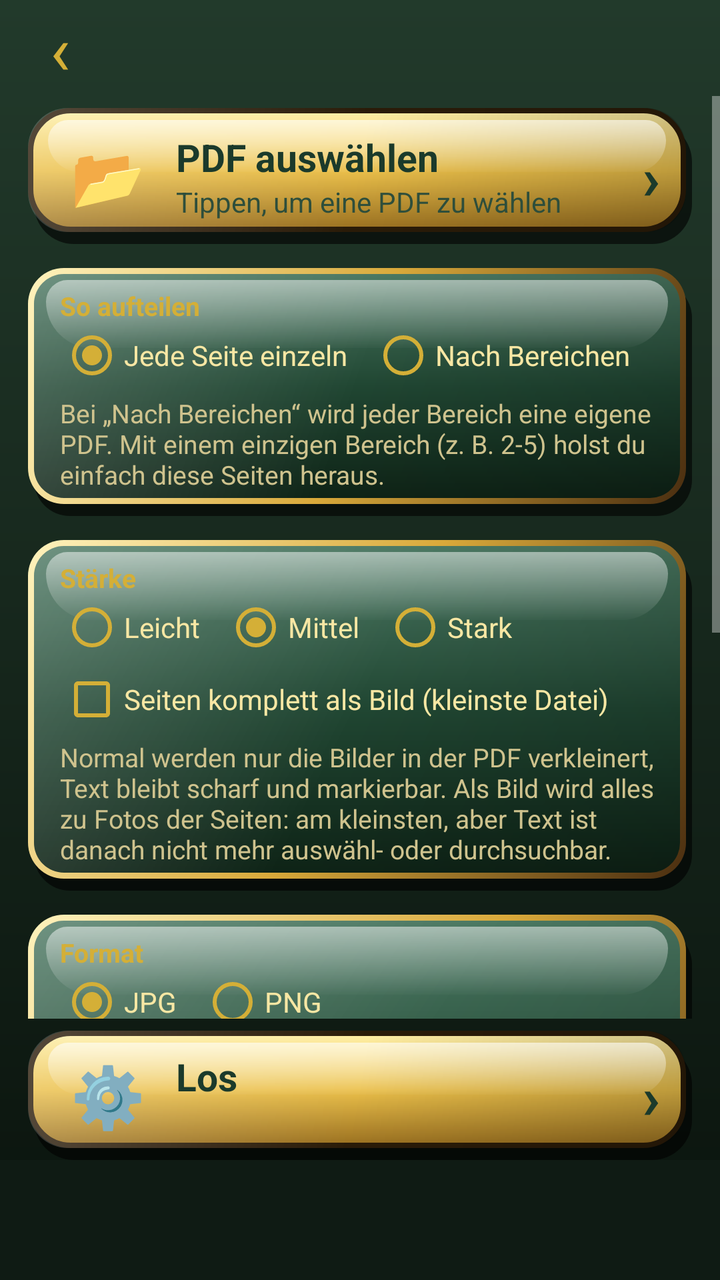
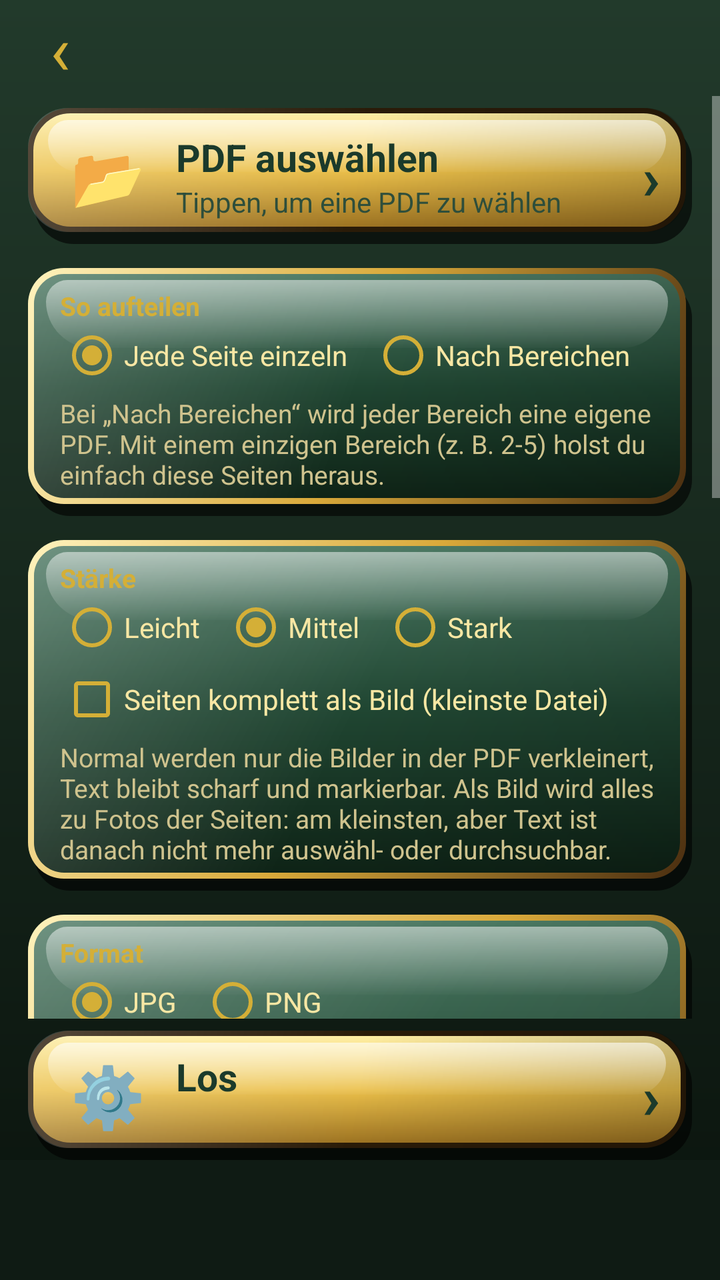

Two renders of the same Android screen: before a commit and after it. Below are the layout's source before the change and the commit's diff.
<!-- AndroidManifest.xml: application theme Theme.PdfWerkstatt -->
<!-- res/layout/activity_tool.xml -->
<?xml version="1.0" encoding="utf-8"?>
<LinearLayout xmlns:android="http://schemas.android.com/apk/res/android"
    android:id="@+id/root"
    android:layout_width="match_parent"
    android:layout_height="match_parent"
    android:background="@drawable/bg_screen"
    android:orientation="vertical">

    <LinearLayout
        android:layout_width="match_parent"
        android:layout_height="wrap_content"
        android:gravity="center_vertical"
        android:orientation="horizontal"
        android:paddingStart="6dp"
        android:paddingEnd="14dp">

        <TextView
            android:id="@+id/btnBack"
            android:layout_width="48dp"
            android:layout_height="48dp"
            android:contentDescription="Zurück"
            android:gravity="center"
            android:text="‹"
            android:textColor="@color/gold"
            android:textSize="34sp" />

        <TextView
            android:id="@+id/tvTitle"
            android:layout_width="wrap_content"
            android:layout_height="wrap_content"
            android:text=""
            android:textColor="@color/gold"
            android:textSize="22sp"
            android:textStyle="bold" />
    </LinearLayout>

    <ScrollView
        android:layout_width="match_parent"
        android:layout_height="0dp"
        android:layout_weight="1"
        android:fillViewport="true">

        <LinearLayout
            android:layout_width="match_parent"
            android:layout_height="wrap_content"
            android:orientation="vertical"
            android:paddingBottom="8dp">

            <LinearLayout
                android:id="@+id/btnPick"
                android:layout_width="match_parent"
                android:layout_height="wrap_content"
                android:layout_marginStart="14dp"
                android:layout_marginTop="6dp"
                android:layout_marginEnd="14dp"
                android:background="@drawable/bg_btn_gold"
                android:clickable="true"
                android:focusable="true"
                android:gravity="center_vertical"
                android:minHeight="68dp"
                android:orientation="horizontal"
                android:paddingStart="16dp"
                android:paddingTop="10dp"
                android:paddingEnd="16dp"
                android:paddingBottom="10dp">

                <TextView
                    android:layout_width="48dp"
                    android:layout_height="wrap_content"
                    android:gravity="center"
                    android:text="📂"
                    android:textSize="30sp" />

                <LinearLayout
                    android:layout_width="0dp"
                    android:layout_height="wrap_content"
                    android:layout_weight="1"
                    android:orientation="vertical"
                    android:paddingStart="10dp">

                    <TextView
                        android:layout_width="wrap_content"
                        android:layout_height="wrap_content"
                        android:text="PDF auswählen"
                        android:textColor="@color/auf_gold"
                        android:textSize="19sp"
                        android:textStyle="bold" />

                    <TextView
                        android:id="@+id/tvFile"
                        android:layout_width="wrap_content"
                        android:layout_height="wrap_content"
                        android:text="Tippen, um eine PDF zu wählen"
                        android:textColor="@color/auf_gold_sub"
                        android:textSize="14sp" />
                </LinearLayout>

                <TextView
                    android:layout_width="wrap_content"
                    android:layout_height="wrap_content"
                    android:text="›"
                    android:textColor="@color/auf_gold"
                    android:textSize="30sp"
                    android:textStyle="bold" />
            </LinearLayout>

            <LinearLayout
                android:id="@+id/secSplit"
                android:layout_width="match_parent"
                android:layout_height="wrap_content"
                android:layout_marginStart="14dp"
                android:layout_marginTop="12dp"
                android:layout_marginEnd="14dp"
                android:background="@drawable/bg_tile_gruen"
                android:orientation="vertical"
                android:paddingStart="16dp"
                android:paddingTop="10dp"
                android:paddingEnd="16dp"
                android:paddingBottom="12dp">

                <TextView
                    android:layout_width="wrap_content"
                    android:layout_height="wrap_content"
                    android:layout_marginTop="0dp"
                    android:text="So aufteilen"
                    android:textColor="@color/gold"
                    android:textSize="13sp"
                    android:textStyle="bold" />

                <RadioGroup
                    android:id="@+id/rgSplit"
                    android:layout_width="match_parent"
                    android:layout_height="wrap_content"
                    android:orientation="horizontal">

                    <RadioButton
                        android:id="@+id/rbEach"
                        android:layout_width="wrap_content"
                        android:layout_height="wrap_content"
                        android:buttonTint="@color/gold"
                        android:checked="true"
                        android:text="Jede Seite einzeln"
                        android:textColor="@color/text_hell" />

                    <RadioButton
                        android:id="@+id/rbRanges"
                        android:layout_width="wrap_content"
                        android:layout_height="wrap_content"
                        android:layout_marginStart="12dp"
                        android:buttonTint="@color/gold"
                        android:text="Nach Bereichen"
                        android:textColor="@color/text_hell" />
                </RadioGroup>

                <EditText
                    android:id="@+id/etRanges"
                    android:layout_width="match_parent"
                    android:layout_height="wrap_content"
                    android:backgroundTint="@color/gold"
                    android:hint="z. B. 1-3, 4, 5-10"
                    android:importantForAutofill="no"
                    android:inputType="text"
                    android:maxLines="1"
                    android:textColor="@color/text_hell"
                    android:textColorHint="#C9D8CE"
                    android:visibility="gone" />

                <TextView
                    android:layout_width="match_parent"
                    android:layout_height="wrap_content"
                    android:layout_marginTop="4dp"
                    android:text="Bei „Nach Bereichen“ wird jeder Bereich eine eigene PDF. Mit einem einzigen Bereich (z. B. 2-5) holst du einfach diese Seiten heraus."
                    android:textColor="@color/text_gedimmt"
                    android:textSize="13sp" />
            </LinearLayout>

            <LinearLayout
                android:id="@+id/secCompress"
                android:layout_width="match_parent"
                android:layout_height="wrap_content"
                android:layout_marginStart="14dp"
                android:layout_marginTop="12dp"
                android:layout_marginEnd="14dp"
                android:background="@drawable/bg_tile_gruen"
                android:orientation="vertical"
                android:paddingStart="16dp"
                android:paddingTop="10dp"
                android:paddingEnd="16dp"
                android:paddingBottom="12dp">

                <TextView
                    android:layout_width="wrap_content"
                    android:layout_height="wrap_content"
                    android:layout_marginTop="0dp"
                    android:text="Stärke"
                    android:textColor="@color/gold"
                    android:textSize="13sp"
                    android:textStyle="bold" />

                <RadioGroup
                    android:id="@+id/rgLevel"
                    android:layout_width="match_parent"
                    android:layout_height="wrap_content"
                    android:orientation="horizontal">

                    <RadioButton
                        android:id="@+id/rbLight"
                        android:layout_width="wrap_content"
                        android:layout_height="wrap_content"
                        android:buttonTint="@color/gold"
                        android:text="Leicht"
                        android:textColor="@color/text_hell" />

                    <RadioButton
                        android:id="@+id/rbMedium"
                        android:layout_width="wrap_content"
                        android:layout_height="wrap_content"
                        android:layout_marginStart="12dp"
                        android:buttonTint="@color/gold"
                        android:checked="true"
                        android:text="Mittel"
                        android:textColor="@color/text_hell" />

                    <RadioButton
                        android:id="@+id/rbStrong"
                        android:layout_width="wrap_content"
                        android:layout_height="wrap_content"
                        android:layout_marginStart="12dp"
                        android:buttonTint="@color/gold"
                        android:text="Stark"
                        android:textColor="@color/text_hell" />
                </RadioGroup>

                <CheckBox
                    android:id="@+id/cbRaster"
                    android:layout_width="wrap_content"
                    android:layout_height="wrap_content"
                    android:layout_marginTop="4dp"
                    android:buttonTint="@color/gold"
                    android:text="Seiten komplett als Bild (kleinste Datei)"
                    android:textColor="@color/text_hell"
                    android:textSize="14sp" />

                <TextView
                    android:layout_width="match_parent"
                    android:layout_height="wrap_content"
                    android:layout_marginTop="4dp"
                    android:text="Normal werden nur die Bilder in der PDF verkleinert, Text bleibt scharf und markierbar. Als Bild wird alles zu Fotos der Seiten: am kleinsten, aber Text ist danach nicht mehr auswähl- oder durchsuchbar."
                    android:textColor="@color/text_gedimmt"
                    android:textSize="13sp" />

            </LinearLayout>

            <LinearLayout
                android:id="@+id/secImages"
                android:layout_width="match_parent"
                android:layout_height="wrap_content"
                android:layout_marginStart="14dp"
                android:layout_marginTop="12dp"
                android:layout_marginEnd="14dp"
                android:background="@drawable/bg_tile_gruen"
                android:orientation="vertical"
                android:paddingStart="16dp"
                android:paddingTop="10dp"
                android:paddingEnd="16dp"
                android:paddingBottom="12dp">

                <TextView
                    android:layout_width="wrap_content"
                    android:layout_height="wrap_content"
                    android:layout_marginTop="0dp"
                    android:text="Format"
                    android:textColor="@color/gold"
                    android:textSize="13sp"
                    android:textStyle="bold" />

                <RadioGroup
                    android:id="@+id/rgFormat"
                    android:layout_width="match_parent"
                    android:layout_height="wrap_content"
                    android:orientation="horizontal">

                    <RadioButton
                        android:id="@+id/rbJpg"
                        android:layout_width="wrap_content"
                        android:layout_height="wrap_content"
                        android:buttonTint="@color/gold"
                        android:checked="true"
                        android:text="JPG"
                        android:textColor="@color/text_hell" />

                    <RadioButton
                        android:id="@+id/rbPng"
                        android:layout_width="wrap_content"
                        android:layout_height="wrap_content"
                        android:layout_marginStart="12dp"
                        android:buttonTint="@color/gold"
                        android:text="PNG"
                        android:textColor="@color/text_hell" />
                </RadioGroup>

                <TextView
                    android:layout_width="wrap_content"
                    android:layout_height="wrap_content"
                    android:layout_marginTop="6dp"
                    android:text="Auflösung"
                    android:textColor="@color/gold"
                    android:textSize="13sp"
                    android:textStyle="bold" />

                <RadioGroup
                    android:id="@+id/rgRes"
                    android:layout_width="match_parent"
                    android:layout_height="wrap_content"
                    android:orientation="horizontal">

                    <RadioButton
                        android:id="@+id/rbResLow"
                        android:layout_width="wrap_content"
                        android:layout_height="wrap_content"
                        android:buttonTint="@color/gold"
                        android:text="Klein"
                        android:textColor="@color/text_hell" />

                    <RadioButton
                        android:id="@+id/rbResMid"
                        android:layout_width="wrap_content"
                        android:layout_height="wrap_content"
                        android:layout_marginStart="12dp"
                        android:buttonTint="@color/gold"
                        android:checked="true"
                        android:text="Normal"
                        android:textColor="@color/text_hell" />

                    <RadioButton
                        android:id="@+id/rbResHigh"
                        android:layout_width="wrap_content"
                        android:layout_height="wrap_content"
                        android:layout_marginStart="12dp"
                        android:buttonTint="@color/gold"
                        android:text="Hoch"
                        android:textColor="@color/text_hell" />
                </RadioGroup>

                <TextView
                    android:layout_width="wrap_content"
                    android:layout_height="wrap_content"
                    android:layout_marginTop="6dp"
                    android:text="Seiten"
                    android:textColor="@color/gold"
                    android:textSize="13sp"
                    android:textStyle="bold" />

                <EditText
                    android:id="@+id/etPages"
                    android:layout_width="match_parent"
                    android:layout_height="wrap_content"
                    android:backgroundTint="@color/gold"
                    android:hint="Leer = alle, z. B. 1-3, 5"
                    android:importantForAutofill="no"
                    android:inputType="text"
                    android:maxLines="1"
                    android:textColor="@color/text_hell"
                    android:textColorHint="#C9D8CE" />

                <TextView
                    android:layout_width="match_parent"
                    android:layout_height="wrap_content"
                    android:layout_marginTop="4dp"
                    android:text="Klein ≈ 100 dpi, Normal ≈ 150 dpi, Hoch ≈ 300 dpi (gut zum Drucken)."
                    android:textColor="@color/text_gedimmt"
                    android:textSize="13sp" />
            </LinearLayout>

            <LinearLayout
                android:id="@+id/secProtect"
                android:layout_width="match_parent"
                android:layout_height="wrap_content"
                android:layout_marginStart="14dp"
                android:layout_marginTop="12dp"
                android:layout_marginEnd="14dp"
                android:background="@drawable/bg_tile_gruen"
                android:orientation="vertical"
                android:paddingStart="16dp"
                android:paddingTop="10dp"
                android:paddingEnd="16dp"
                android:paddingBottom="12dp">

                <TextView
                    android:id="@+id/tvWasEncrypted"
                    android:layout_width="match_parent"
                    android:layout_height="wrap_content"
                    android:layout_marginTop="4dp"
                    android:text="Diese PDF war mit einem Passwort geschützt. Ohne neues Passwort wird sie ungeschützt gespeichert."
                    android:textColor="@color/gold"
                    android:textSize="13sp"
                    android:visibility="gone" />

                <CheckBox
                    android:id="@+id/cbMeta"
                    android:layout_width="wrap_content"
                    android:layout_height="wrap_content"
                    android:layout_marginTop="4dp"
                    android:buttonTint="@color/gold"
                    android:checked="true"
                    android:text="Metadaten entfernen (Autor, Programm, Titel, Datum)"
                    android:textColor="@color/text_hell"
                    android:textSize="14sp" />

                <CheckBox
                    android:id="@+id/cbPassword"
                    android:layout_width="wrap_content"
                    android:layout_height="wrap_content"
                    android:layout_marginTop="4dp"
                    android:buttonTint="@color/gold"
                    android:text="Passwort zum Öffnen festlegen"
                    android:textColor="@color/text_hell"
                    android:textSize="14sp" />

                <LinearLayout
                    android:id="@+id/boxPassword"
                    android:layout_width="match_parent"
                    android:layout_height="wrap_content"
                    android:orientation="vertical"
                    android:visibility="gone">

                    <EditText
                        android:id="@+id/etPw1"
                        android:layout_width="match_parent"
                        android:layout_height="wrap_content"
                        android:backgroundTint="@color/gold"
                        android:hint="Passwort"
                        android:importantForAutofill="no"
                        android:inputType="textPassword"
                        android:maxLines="1"
                        android:textColor="@color/text_hell"
                        android:textColorHint="#C9D8CE" />

                    <EditText
                        android:id="@+id/etPw2"
                        android:layout_width="match_parent"
                        android:layout_height="wrap_content"
                        android:backgroundTint="@color/gold"
                        android:hint="Passwort wiederholen"
                        android:importantForAutofill="no"
                        android:inputType="textPassword"
                        android:maxLines="1"
                        android:textColor="@color/text_hell"
                        android:textColorHint="#C9D8CE" />

                </LinearLayout>

                <TextView
                    android:layout_width="match_parent"
                    android:layout_height="wrap_content"
                    android:layout_marginTop="4dp"
                    android:text="Verschlüsselung mit AES-256. Wer das Passwort kennt, darf die PDF auch drucken und bearbeiten."
                    android:textColor="@color/text_gedimmt"
                    android:textSize="13sp" />
            </LinearLayout>

            <TextView
                android:id="@+id/tvResult"
                android:layout_width="match_parent"
                android:layout_height="wrap_content"
                android:layout_marginStart="14dp"
                android:layout_marginTop="10dp"
                android:layout_marginEnd="14dp"
                android:background="@drawable/bg_card"
                android:padding="12dp"
                android:textColor="@color/text_hell"
                android:textSize="15sp"
                android:visibility="gone" />
        </LinearLayout>
    </ScrollView>

    <LinearLayout
        android:id="@+id/btnRun"
        android:layout_width="match_parent"
        android:layout_height="wrap_content"
        android:layout_marginStart="14dp"
        android:layout_marginTop="6dp"
        android:layout_marginEnd="14dp"
        android:background="@drawable/bg_btn_gold"
        android:clickable="true"
        android:focusable="true"
        android:gravity="center_vertical"
        android:minHeight="64dp"
        android:orientation="horizontal"
        android:paddingStart="16dp"
        android:paddingTop="10dp"
        android:paddingEnd="16dp"
        android:paddingBottom="10dp">

        <TextView
            android:layout_width="48dp"
            android:layout_height="wrap_content"
            android:gravity="center"
            android:text="⚙️"
            android:textSize="30sp" />

        <LinearLayout
            android:layout_width="0dp"
            android:layout_height="wrap_content"
            android:layout_weight="1"
            android:orientation="vertical"
            android:paddingStart="10dp">

            <TextView
                android:id="@+id/tvAction"
                android:layout_width="wrap_content"
                android:layout_height="wrap_content"
                android:text="Los"
                android:textColor="@color/auf_gold"
                android:textSize="19sp"
                android:textStyle="bold" />

            <TextView
                android:id="@+id/tvActionSub"
                android:layout_width="wrap_content"
                android:layout_height="wrap_content"
                android:text=""
                android:textColor="@color/auf_gold_sub"
                android:textSize="14sp" />
        </LinearLayout>

        <TextView
            android:layout_width="wrap_content"
            android:layout_height="wrap_content"
            android:text="›"
            android:textColor="@color/auf_gold"
            android:textSize="30sp"
            android:textStyle="bold" />
    </LinearLayout>

    <ProgressBar
        android:id="@+id/progress"
        style="?android:attr/progressBarStyleHorizontal"
        android:layout_width="match_parent"
        android:layout_height="wrap_content"
        android:layout_marginStart="20dp"
        android:layout_marginTop="4dp"
        android:layout_marginEnd="20dp"
        android:progressTint="@color/gold"
        android:indeterminateTint="@color/gold"
        android:visibility="gone" />

    <FrameLayout
        android:id="@+id/adContainer"
        android:layout_width="match_parent"
        android:layout_height="wrap_content"
        android:background="@drawable/bg_ad"
        android:minHeight="60dp" />
</LinearLayout>
<!-- resources referenced by this layout -->
<resources>
  <color name="auf_gold">#1B3A2B</color>
  <color name="auf_gold_sub">#2E4E3B</color>
  <color name="gold">#D4AF37</color>
  <color name="text_gedimmt">#CFC38E</color>
  <color name="text_hell">#F8E7A4</color>
  <!-- drawable bg_ad (drawable) -->
  <?xml version="1.0" encoding="utf-8"?>
  <shape xmlns:android="http://schemas.android.com/apk/res/android"
      android:shape="rectangle">
      <solid android:color="@color/tanne_dunkel" />
  </shape>
  <!-- drawable bg_card (drawable) -->
  <?xml version="1.0" encoding="utf-8"?>
  <layer-list xmlns:android="http://schemas.android.com/apk/res/android">
          <item
              android:left="4dp"
              android:top="5dp">
              <shape android:shape="rectangle">
                  <solid android:color="#0A120D" />
                  <corners android:radius="16dp" />
              </shape>
          </item>
          <item
              android:bottom="5dp"
              android:right="4dp">
              <shape android:shape="rectangle">
                  <gradient
                      android:angle="315"
                      android:endColor="#09120C"
                      android:startColor="#26402F" />
                  <stroke
                      android:width="2.5dp"
                      android:color="#C9A648" />
                  <corners android:radius="16dp" />
              </shape>
          </item>
      </layer-list>
  <!-- drawable bg_screen (drawable) -->
  <?xml version="1.0" encoding="utf-8"?>
  <shape xmlns:android="http://schemas.android.com/apk/res/android"
      android:shape="rectangle">
      <gradient
          android:angle="270"
          android:endColor="#0A130D"
          android:startColor="#223A2B" />
  </shape>
  <style name="Theme.PdfWerkstatt" parent="Theme.AppCompat.NoActionBar">
          <item name="android:windowBackground">@drawable/bg_screen</item>
          <item name="android:textColor">@color/text_hell</item>
          <item name="colorAccent">@color/gold</item>
          <item name="colorPrimary">@color/tanne</item>
          <item name="colorPrimaryDark">@color/tanne_dunkel</item>
          <item name="android:statusBarColor">@color/tanne</item>
          <item name="android:navigationBarColor">@color/tanne_dunkel</item>
          <item name="android:windowLightStatusBar">false</item>
      </style>
  <color name="tanne_dunkel">#0F1B14</color>
  <color name="tanne">#1A2C20</color>
  <!-- unchanged entries left out for length: 2 -->
</resources>

<!-- the commit's change to res/layout/activity_tool.xml (unified diff, before → after) -->
@@ -370,6 +370,95 @@
                     android:text="Klein ≈ 100 dpi, Normal ≈ 150 dpi, Hoch ≈ 300 dpi (gut zum Drucken)."
                     android:textColor="@color/text_gedimmt"
                     android:textSize="13sp" />
+            </LinearLayout>
+
+            <LinearLayout
+                android:id="@+id/secStamp"
+                android:layout_width="match_parent"
+                android:layout_height="wrap_content"
+                android:layout_marginStart="14dp"
+                android:layout_marginTop="12dp"
+                android:layout_marginEnd="14dp"
+                android:background="@drawable/bg_tile_gruen"
+                android:orientation="vertical"
+                android:paddingStart="16dp"
+                android:paddingTop="10dp"
+                android:paddingEnd="16dp"
+                android:paddingBottom="12dp">
+
+                <CheckBox
+                    android:id="@+id/cbNumbers"
+                    android:layout_width="wrap_content"
+                    android:layout_height="wrap_content"
+                    android:buttonTint="@color/gold"
+                    android:checked="true"
+                    android:text="Seitenzahlen einfügen"
+                    android:textColor="@color/text_hell"
+                    android:textSize="15sp"
+                    android:textStyle="bold" />
+
+                <RadioGroup
+                    android:id="@+id/rgNumPos"
+                    android:layout_width="match_parent"
+                    android:layout_height="wrap_content"
+                    android:orientation="vertical">
+
+                    <RadioButton
+                        android:id="@+id/rbPosCenter"
+                        android:layout_width="wrap_content"
+                        android:layout_height="wrap_content"
+                        android:buttonTint="@color/gold"
+                        android:checked="true"
+                        android:text="Unten Mitte"
+                        android:textColor="@color/text_hell" />
+
+                    <RadioButton
+                        android:id="@+id/rbPosRight"
+                        android:layout_width="wrap_content"
+                        android:layout_height="wrap_content"
+                        android:buttonTint="@color/gold"
+                        android:text="Unten rechts"
+                        android:textColor="@color/text_hell" />
+
+                    <RadioButton
+                        android:id="@+id/rbPosTop"
+                        android:layout_width="wrap_content"
+                        android:layout_height="wrap_content"
+                        android:buttonTint="@color/gold"
+                        android:text="Oben rechts"
+                        android:textColor="@color/text_hell" />
+                </RadioGroup>
+
+                <CheckBox
+                    android:id="@+id/cbNumTotal"
+                    android:layout_width="wrap_content"
+                    android:layout_height="wrap_content"
+                    android:buttonTint="@color/gold"
+                    android:text="Als „Seite 3 von 20“ schreiben"
+                    android:textColor="@color/text_hell"
+                    android:textSize="14sp" />
+
+                <TextView
+                    android:layout_width="wrap_content"
+                    android:layout_height="wrap_content"
+                    android:layout_marginTop="12dp"
+                    android:text="Wasserzeichen (diagonal, grau, durchscheinend)"
+                    android:textColor="@color/gold"
+                    android:textSize="13sp"
+                    android:textStyle="bold" />
+
+                <EditText
+                    android:id="@+id/etWatermark"
+                    android:layout_width="match_parent"
+                    android:layout_height="wrap_content"
+                    android:backgroundTint="@color/gold"
+                    android:hint="z. B. ENTWURF oder VERTRAULICH (leer = keins)"
+                    android:importantForAutofill="no"
+                    android:inputType="text"
+                    android:maxLength="40"
+                    android:maxLines="1"
+                    android:textColor="@color/text_hell"
+                    android:textColorHint="#C9D8CE" />
             </LinearLayout>
 
             <LinearLayout
